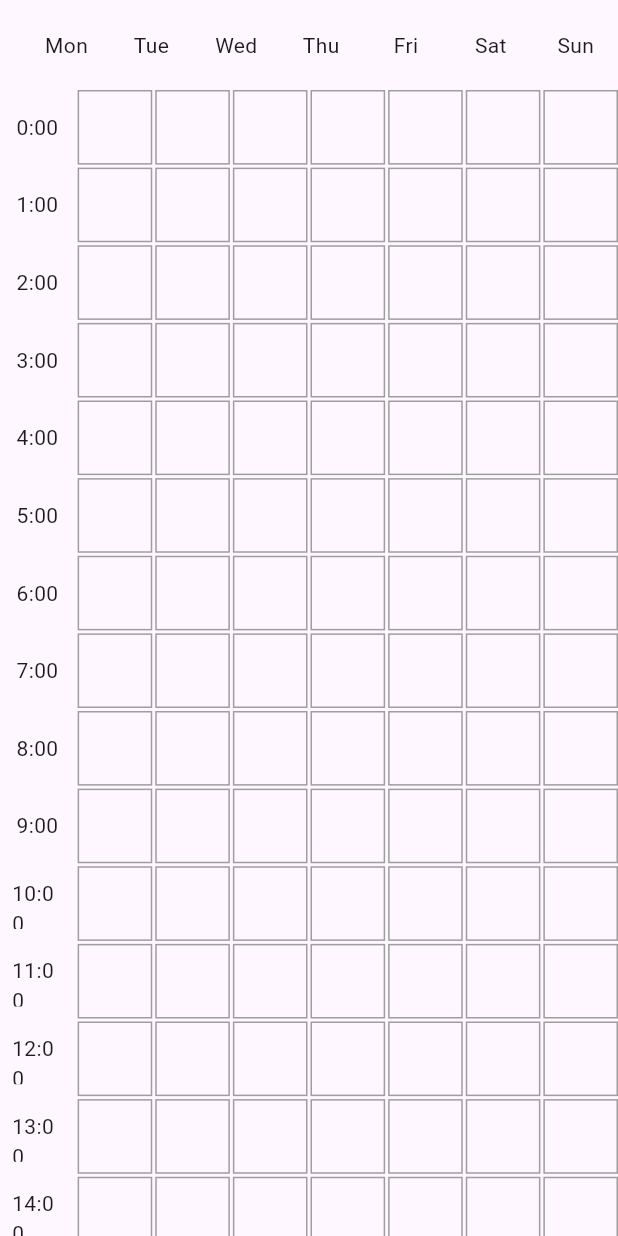
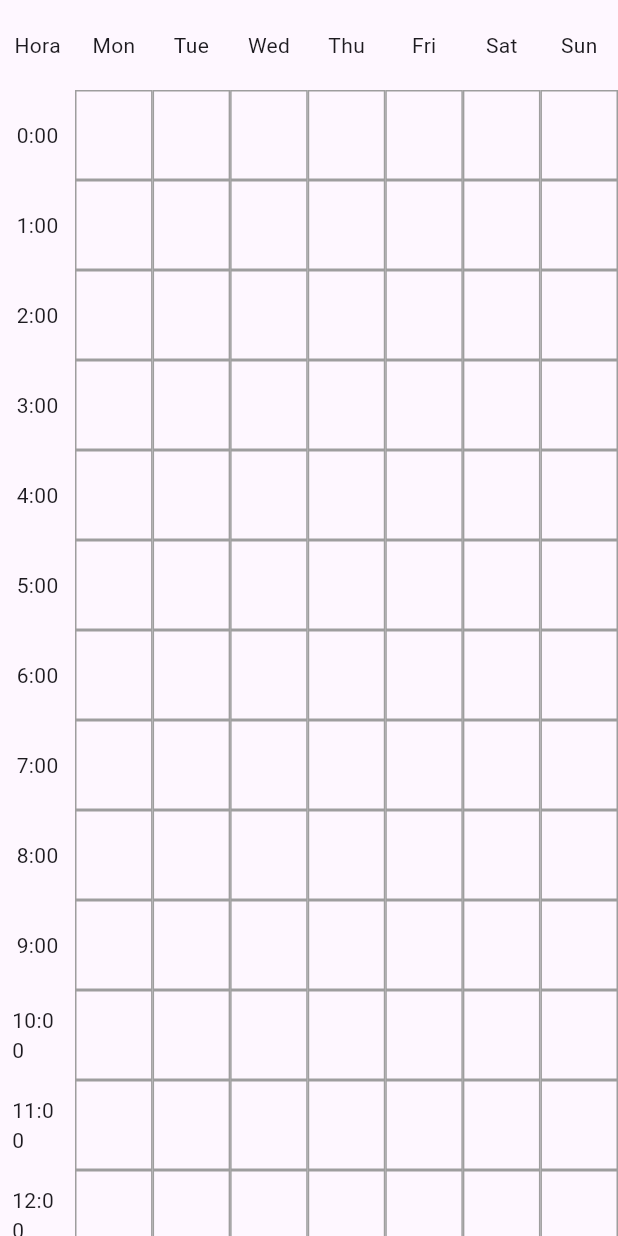
Before and after one commit to josedaniel-cb/sigapp, a Flutter app: the WeeklySchedule widget shown alone on an empty page, opened directly with empty values, on a phone screen of 412 x 824 dp. Run offline on Flutter 3.47's test engine with Material 3 defaults, Android fonts, the phone set to English and light mode, and no system bars; our stand-ins replace dio, flutter_bloc, freezed_annotation, get_it, go_router, injectable and 1 more; accounts and stored records are empty; network calls fail.

Commit message:
feat: Improve weekly calendar layout and add fixed size for WeeklySchedule
- Set a fixed height and width for the WeeklySchedule widget to ensure it uses the available space correctly.
- The WeeklySchedule widget internally uses a CustomScrollView, which requires fixed dimensions.
- The height and width are now calculated using MediaQuery to get the available space.

```diff
--- a/lib/schedule/ui/weekly_calendar.dart
+++ b/lib/schedule/ui/weekly_calendar.dart
@@ -14,11 +14,16 @@ class WeeklyScheduleEvent {
   });
 }
 
-class WeeklySchedule extends StatelessWidget {
+class WeeklySchedule extends StatefulWidget {
   final List<WeeklyScheduleEvent> events;
 
   const WeeklySchedule({super.key, required this.events});
 
+  @override
+  State<WeeklySchedule> createState() => _WeeklyScheduleState();
+}
+
+class _WeeklyScheduleState extends State<WeeklySchedule> {
   @override
   Widget build(BuildContext context) {
     return Column(
@@ -26,7 +31,7 @@ class WeeklySchedule extends StatelessWidget {
         // Header for days of the week
         Row(
           children: [
-            _buildHourLabel(''),
+            _buildHourLabel('Hora'),
             _buildDayHeader('Mon'),
             _buildDayHeader('Tue'),
             _buildDayHeader('Wed'),
@@ -38,22 +43,37 @@ class WeeklySchedule extends StatelessWidget {
         ),
         // Combined hourly labels and events grid
         Expanded(
-          child: GridView.builder(
-            gridDelegate: SliverGridDelegateWithFixedCrossAxisCount(
-              crossAxisCount: 8,
-              crossAxisSpacing: 2,
-              mainAxisSpacing: 2,
+          child: SingleChildScrollView(
+            child: Stack(
+              children: [
+                Column(
+                  children: List.generate(24, (hour) {
+                    return Row(
+                      children: [
+                        _buildHourLabel('$hour:00'),
+                        Expanded(
+                          child: Row(
+                            children: List.generate(7, (day) {
+                              return Expanded(
+                                child: Container(
+                                  height: 60,
+                                  decoration: BoxDecoration(
+                                    border: Border.all(color: Colors.grey),
+                                  ),
+                                ),
+                              );
+                            }),
+                          ),
+                        ),
+                      ],
+                    );
+                  }),
+                ),
+                ...widget.events
+                    .map((event) => _buildEvent(event, context))
+                    .toList(),
+              ],
             ),
-            itemBuilder: (context, index) {
-              int dayIndex = (index % 8) - 1;
-              int hourIndex = index ~/ 8;
-              if (dayIndex == -1) {
-                return _buildHourLabel('$hourIndex:00');
-              } else {
-                return _buildEventCell(dayIndex, hourIndex);
-              }
-            },
-            itemCount: 24 * 8,
           ),
         ),
       ],
@@ -71,32 +91,25 @@ class WeeklySchedule extends StatelessWidget {
 
   Widget _buildHourLabel(String hour) {
     return Container(
+      width: 50,
       height: 60,
       padding: EdgeInsets.all(8),
       child: Center(child: Text(hour)),
     );
   }
 
-  Widget _buildEventCell(int dayIndex, int hourIndex) {
-    // Find events for this cell
-    List<WeeklyScheduleEvent> cellEvents = events.where((event) {
-      return event.start.weekday == dayIndex + 1 &&
-          event.start.hour <= hourIndex &&
-          event.end.hour > hourIndex;
-    }).toList();
+  Widget _buildEvent(WeeklyScheduleEvent event, BuildContext context) {
+    double top = event.start.hour * 60.0 + event.start.minute;
+    double height = (event.end.difference(event.start).inMinutes).toDouble();
+    int dayIndex = event.start.weekday - 1;
 
-    return Container(
-      decoration: BoxDecoration(
-        border: Border.all(color: Colors.grey),
-      ),
-      child: Stack(
-        children: cellEvents.map((event) => _buildEvent(event)).toList(),
-      ),
-    );
-  }
+    double gridWidth = (MediaQuery.of(context).size.width - 50) / 7;
 
-  Widget _buildEvent(WeeklyScheduleEvent event) {
-    return Positioned.fill(
+    return Positioned(
+      top: top,
+      left: 50 + dayIndex * gridWidth,
+      width: gridWidth - 4,
+      height: height,
       child: Container(
         margin: EdgeInsets.all(2),
         color: event.color,
```
Also changed, not shown: lib/schedule/schedule_page.dart (+20 -11 lines).
